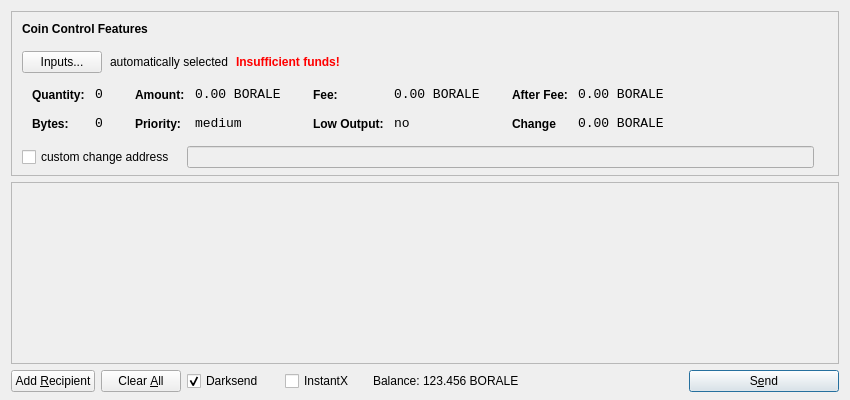
This is src/qt/forms/sendcoinsdialog.ui in tonyzenwinski/BoraCoin as Qt 5 draws it before an edit. The edited form follows.
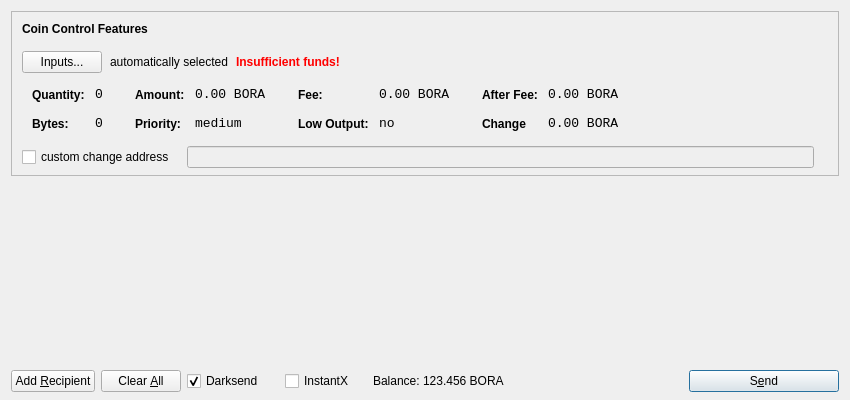
This is the edited form. Icons and pictures are not drawn.

The edit to the form file:
```diff
--- a/src/qt/forms/sendcoinsdialog.ui
+++ b/src/qt/forms/sendcoinsdialog.ui
@@ -1,7 +1,7 @@
 <?xml version="1.0" encoding="UTF-8"?>
 <ui version="4.0">
  <class>SendCoinsDialog</class>
- <widget class="QDialog" name="SendCoinsDialog">
+ <widget class="QWidget" name="SendCoinsDialog">
   <property name="geometry">
    <rect>
     <x>0</x>
@@ -13,6 +13,12 @@
   <property name="windowTitle">
    <string>Send Coins</string>
   </property>
+  <property name="styleSheet">
+   <string notr="true"></string>
+  </property>
+  <property name="inputMethodHints">
+   <set>Qt::ImhNone</set>
+  </property>
   <layout class="QVBoxLayout" name="verticalLayout" stretch="0,1,0">
    <property name="bottomMargin">
     <number>8</number>
@@ -31,6 +37,9 @@
        <height>16777215</height>
       </size>
      </property>
+     <property name="styleSheet">
+      <string notr="true"/>
+     </property>
      <property name="frameShape">
       <enum>QFrame::StyledPanel</enum>
      </property>
@@ -39,7 +48,7 @@
      </property>
      <layout class="QVBoxLayout" name="verticalLayoutCoinControl2">
       <property name="spacing">
-       <number>-1</number>
+       <number>6</number>
       </property>
       <property name="leftMargin">
        <number>0</number>
@@ -321,7 +330,7 @@
                   <enum>Qt::ActionsContextMenu</enum>
                  </property>
                  <property name="text">
-                  <string>0.00 BORALE</string>
+                  <string>0.00 BORA</string>
                  </property>
                  <property name="textInteractionFlags">
                   <set>Qt::LinksAccessibleByMouse|Qt::TextSelectableByKeyboard|Qt::TextSelectableByMouse</set>
@@ -407,7 +416,7 @@
                   <enum>Qt::ActionsContextMenu</enum>
                  </property>
                  <property name="text">
-                  <string>0.00 BORALE</string>
+                  <string>0.00 BORA</string>
                  </property>
                  <property name="textInteractionFlags">
                   <set>Qt::LinksAccessibleByMouse|Qt::TextSelectableByKeyboard|Qt::TextSelectableByMouse</set>
@@ -493,7 +502,7 @@
                   <enum>Qt::ActionsContextMenu</enum>
                  </property>
                  <property name="text">
-                  <string>0.00 BORALE</string>
+                  <string>0.00 BORA</string>
                  </property>
                  <property name="textInteractionFlags">
                   <set>Qt::LinksAccessibleByMouse|Qt::TextSelectableByKeyboard|Qt::TextSelectableByMouse</set>
@@ -525,7 +534,7 @@
                   <enum>Qt::ActionsContextMenu</enum>
                  </property>
                  <property name="text">
-                  <string>0.00 BORALE</string>
+                  <string>0.00 BORA</string>
                  </property>
                  <property name="textInteractionFlags">
                   <set>Qt::LinksAccessibleByMouse|Qt::TextSelectableByKeyboard|Qt::TextSelectableByMouse</set>
@@ -617,6 +626,15 @@
    </item>
    <item>
     <widget class="QScrollArea" name="scrollArea">
+     <property name="styleSheet">
+      <string notr="true">background-color:transparent</string>
+     </property>
+     <property name="frameShape">
+      <enum>QFrame::StyledPanel</enum>
+     </property>
+     <property name="frameShadow">
+      <enum>QFrame::Raised</enum>
+     </property>
      <property name="widgetResizable">
       <bool>true</bool>
      </property>
@@ -756,7 +774,7 @@
           <cursorShape>IBeamCursor</cursorShape>
          </property>
          <property name="text">
-          <string>123.456 BORALE</string>
+          <string>123.456 BORA</string>
          </property>
          <property name="textInteractionFlags">
           <set>Qt::LinksAccessibleByMouse|Qt::TextSelectableByKeyboard|Qt::TextSelectableByMouse</set>
```
Left out of the diff: 32 changed lines with no effect on the pictures.
